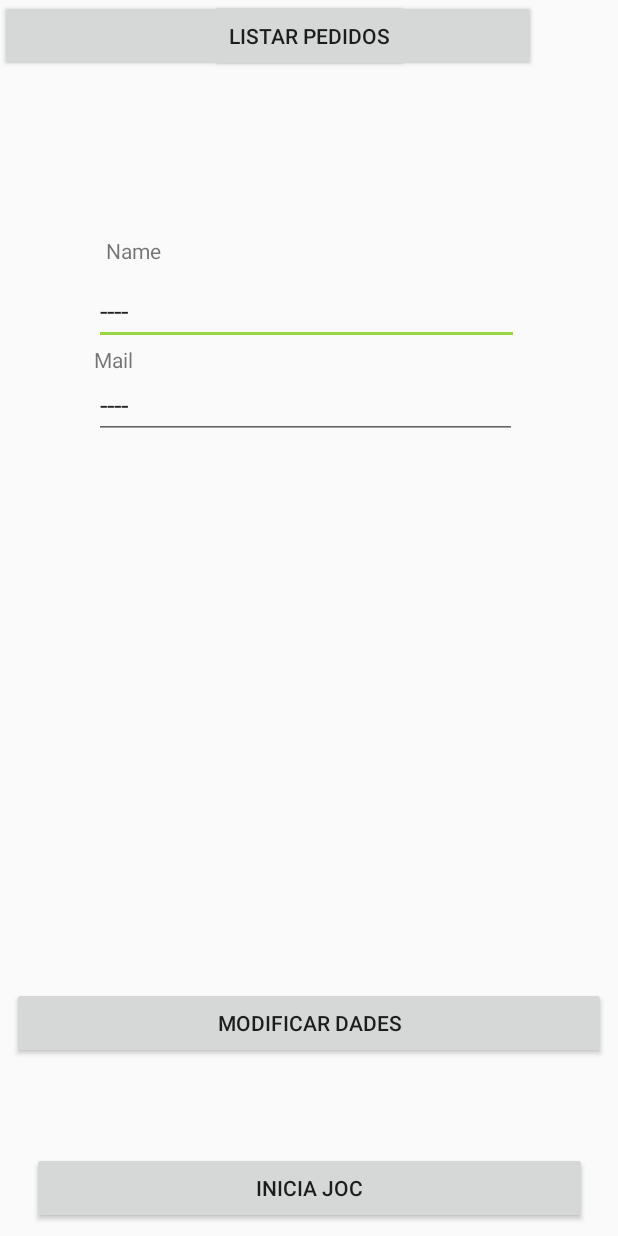
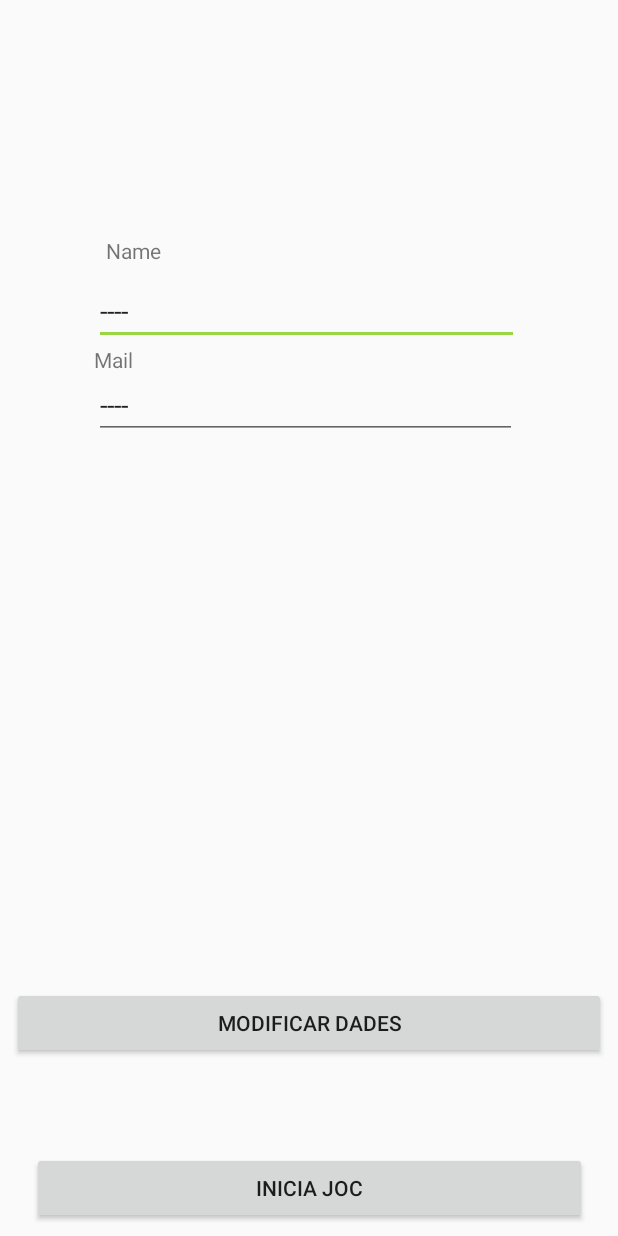
Before and after one commit to AnnaDiazPineda/ClientJocTalesOfEetac, an Android app: the DatosPersonales screen opened directly, with no data from a screen before it, on a phone screen of 412 x 824 dp. Run offline under Robolectric (Android 15) with nearby library versions, the phone set to English and light mode, and no system bars.

Commit message:
rectificacio error examen

```diff
--- a/app/src/main/java/edu/upc/dsa/clientjoc/inputOutput/ApiService.java
+++ b/app/src/main/java/edu/upc/dsa/clientjoc/inputOutput/ApiService.java
@@ -5,8 +5,7 @@ import java.util.Collection;
 
 import edu.upc.dsa.beans.Answer;
 import edu.upc.dsa.beans.Jugador;
-import edu.upc.dsa.beans.Pedido;
-import edu.upc.dsa.beans.Producto;
+
 import edu.upc.dsa.clientjoc.inputOutput.Response.Login;
 
 import retrofit2.Call;
@@ -30,8 +29,6 @@ public interface ApiService {
     Call<Jugador> getNouJugador(@Path("email")String user, @Body Login loginBody);
     @GET("Mapa")
     Call<String> getMapa();
-    @GET("/ProductosPorPrecio/")
-    Call<ArrayList<Producto>> getProductosPrecio();
-    @GET("/Pedidos/")
-    Call<ArrayList<Pedido>> getPedidos();
+
+
 }
--- a/app/src/main/res/layout/activity_datos_personales.xml
+++ b/app/src/main/res/layout/activity_datos_personales.xml
@@ -90,24 +90,4 @@
 
     </LinearLayout>
 
-    <Button
-        android:id="@+id/bListarOrdenado"
-        android:layout_width="357dp"
-        android:layout_height="wrap_content"
-        android:text="Button"
-        tools:layout_editor_absoluteX="16dp"
-        tools:layout_editor_absoluteY="342dp"
-        tools:text="Listar Productos" />
-
-    <Button
-        android:id="@+id/pedidosb"
-        android:layout_width="wrap_content"
-        android:layout_height="wrap_content"
-        android:layout_marginEnd="8dp"
-        android:layout_marginStart="8dp"
-        android:text="Listar Pedidos"
-        app:layout_constraintEnd_toEndOf="parent"
-        app:layout_constraintStart_toStartOf="parent"
-        tools:layout_editor_absoluteY="293dp" />
-
 </android.support.constraint.ConstraintLayout>
```
Also changed, not shown: app/build.gradle (+2 -8 lines), app/src/main/java/edu/upc/dsa/beans/Pedido.java (deleted, +0 -28 lines), app/src/main/java/edu/upc/dsa/beans/Pedidos.java (deleted, +0 -19 lines), app/src/main/java/edu/upc/dsa/beans/Productes.java (deleted, +0 -22 lines), app/src/main/java/edu/upc/dsa/beans/Producto.java (deleted, +0 -44 lines), app/src/main/java/edu/upc/dsa/clientjoc/DatosPersonales.java (+4 -67 lines), app/src/main/java/edu/upc/dsa/clientjoc/inputOutput/ProductosActivity.java (deleted, +0 -44 lines), app/src/main/res/layout/activity_productos.xml (deleted, +0 -15 lines).
